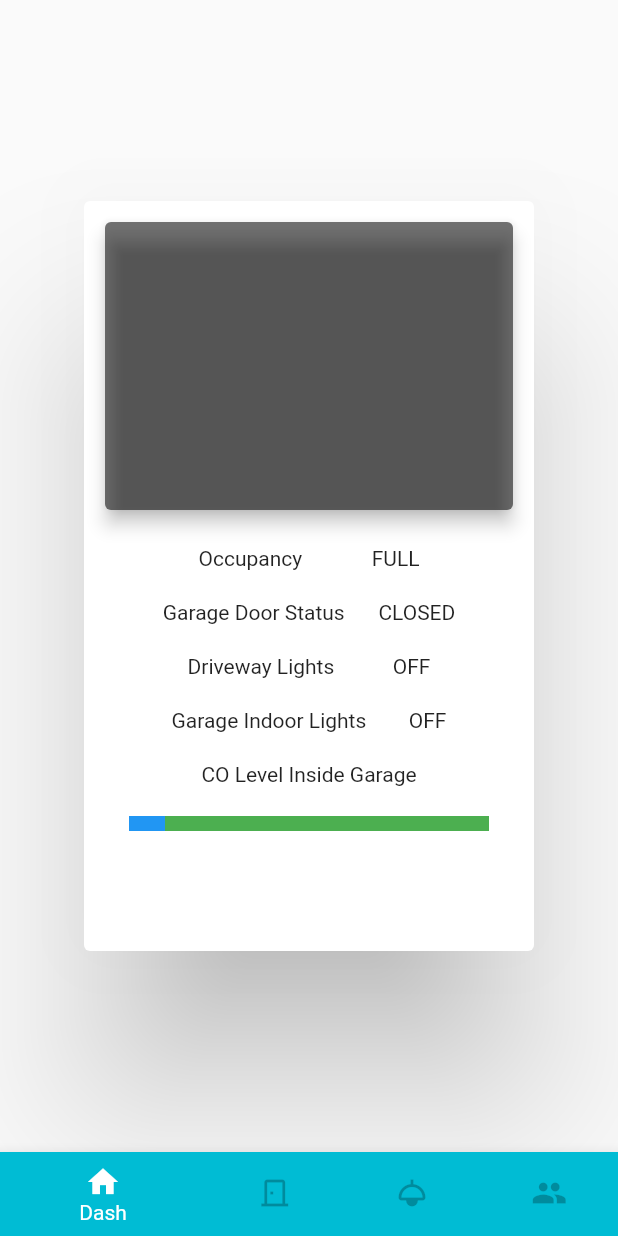
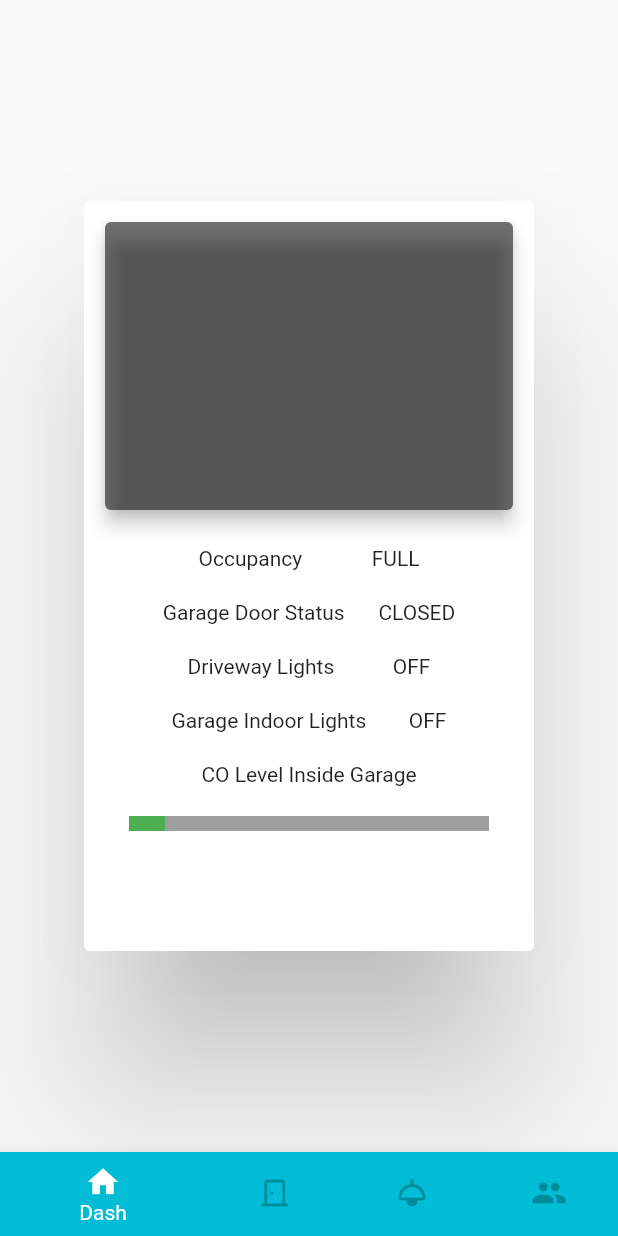
Before and after one commit to jashanpreet-singh-99/smart_garage, a Flutter app: the screen it shows after launch, after a tap on "Sign up", on a phone screen of 412 x 824 dp. Run offline on Flutter 3.47's test engine with Material 2 defaults, Android fonts, the light colour scheme and no system bars; network calls fail.

Commit message:
FEAT: Fixed garage door status and Added Co sensor stat
The Co sensor API endpoint as well as the linearProgressBar backend was implemented. Based on the values defines in the config getCoColor() the color of the progress bar changes. The issue with the Garage door status not showing correct value was also fixed since the issue was only replated to the new API response change. Based on the Co level value, the LinearProgess changes fro the progressBar.

```diff
--- a/lib/activities/home_screen/dash_page.dart
+++ b/lib/activities/home_screen/dash_page.dart
@@ -19,6 +19,7 @@ class _DashPageState extends State<DashPage> {
   String drivewayLights = "OFF";
   String garageIndoorLights = "OFF";
   double coLevel = 0.1;
+  Color coColor = Colors.green;
 
   void getDoorStatus() async {
     final uri = Config().testUrlDoor;
@@ -34,7 +35,7 @@ class _DashPageState extends State<DashPage> {
     print(statusCode);
     print('RES: .$responseBody.');
     setState(() {
-      garageDoorStatus = Config().getDoorValue(responseBody[0]);
+      garageDoorStatus = Config().getDoorValue(responseBody);
     });
   }
 
@@ -57,11 +58,31 @@ class _DashPageState extends State<DashPage> {
     });
   }
 
+  void getCoValue() async {
+    final uri = Config().testUrlCo;
+    final headers = {'Content-Type': 'application/json'};
+
+    http.Response response = await http.get(
+      uri,
+      headers: headers,
+    );
+
+    int statusCode = response.statusCode;
+    String responseBody = response.body;
+    print(statusCode);
+    print('RES: .$responseBody.');
+    setState(() {
+      coLevel = double.parse(responseBody) / 100;
+      coColor = Config().getCoColor(coLevel);
+    });
+  }
+
   @override
   void initState() {
     super.initState();
     getDoorStatus();
     getLights();
+    getCoValue();
   }
 
   @override
@@ -148,7 +169,9 @@ class _DashPageState extends State<DashPage> {
                             child: LinearProgressIndicator(
                               minHeight: 10,
                               value: coLevel,
-                              backgroundColor: Colors.green,
+                              valueColor:
+                                  AlwaysStoppedAnimation<Color>(coColor),
+                              backgroundColor: Colors.grey,
                             ),
                           ),
                         ],
```
Also changed, not shown: lib/utils/config.dart (+17 -3 lines).
